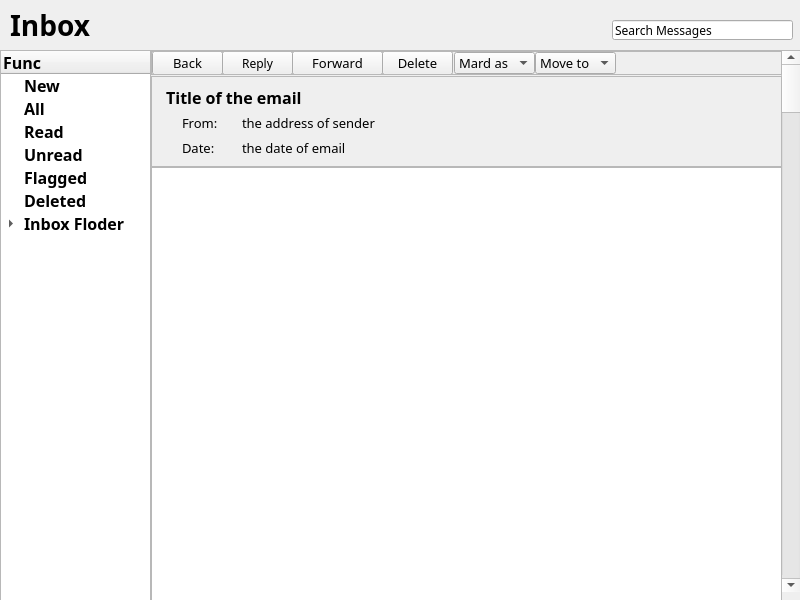
Qt form UI/inbox_detail.ui (zhongjn/Neutrino) before a commit.
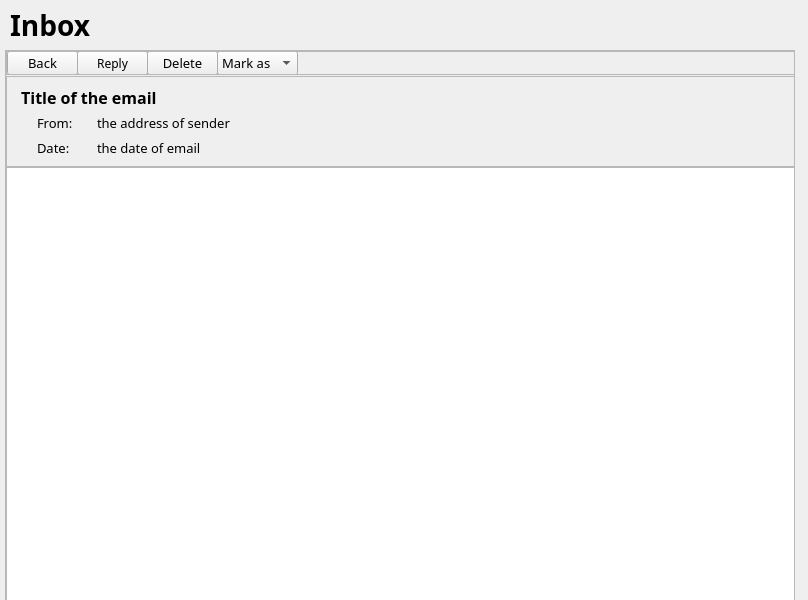
The same form after that commit. Icons and pictures are not drawn.

```diff
--- a/UI/inbox_detail.ui
+++ b/UI/inbox_detail.ui
@@ -6,7 +6,7 @@
    <rect>
     <x>0</x>
     <y>0</y>
-    <width>800</width>
+    <width>808</width>
     <height>600</height>
    </rect>
   </property>
@@ -41,166 +41,12 @@
     <set>Qt::AlignLeading|Qt::AlignLeft|Qt::AlignVCenter</set>
    </property>
   </widget>
-  <widget class="QTreeWidget" name="treeWidget">
-   <property name="geometry">
-    <rect>
-     <x>0</x>
-     <y>50</y>
-     <width>151</width>
-     <height>551</height>
-    </rect>
-   </property>
-   <property name="font">
-    <font>
-     <family>微软雅黑</family>
-    </font>
-   </property>
-   <property name="styleSheet">
-    <string notr="true">background-image: url(:/image/image/background3.jpg);</string>
-   </property>
-   <column>
-    <property name="text">
-     <string>Func</string>
-    </property>
-    <property name="font">
-     <font>
-      <pointsize>12</pointsize>
-      <weight>75</weight>
-      <bold>true</bold>
-     </font>
-    </property>
-   </column>
-   <item>
-    <property name="text">
-     <string>New</string>
-    </property>
-    <property name="font">
-     <font>
-      <family>微软雅黑</family>
-      <pointsize>12</pointsize>
-      <weight>75</weight>
-      <bold>true</bold>
-     </font>
-    </property>
-   </item>
-   <item>
-    <property name="text">
-     <string>All</string>
-    </property>
-    <property name="font">
-     <font>
-      <family>微软雅黑</family>
-      <pointsize>12</pointsize>
-      <weight>75</weight>
-      <bold>true</bold>
-     </font>
-    </property>
-   </item>
-   <item>
-    <property name="text">
-     <string>Read</string>
-    </property>
-    <property name="font">
-     <font>
-      <family>微软雅黑</family>
-      <pointsize>12</pointsize>
-      <weight>75</weight>
-      <bold>true</bold>
-     </font>
-    </property>
-   </item>
-   <item>
-    <property name="text">
-     <string>Unread</string>
-    </property>
-    <property name="font">
-     <font>
-      <family>微软雅黑</family>
-      <pointsize>12</pointsize>
-      <weight>75</weight>
-      <bold>true</bold>
-     </font>
-    </property>
-   </item>
-   <item>
-    <property name="text">
-     <string>Flagged</string>
-    </property>
-    <property name="font">
-     <font>
-      <family>微软雅黑</family>
-      <pointsize>12</pointsize>
-      <weight>75</weight>
-      <bold>true</bold>
-     </font>
-    </property>
-   </item>
-   <item>
-    <property name="text">
-     <string>Deleted</string>
-    </property>
-    <property name="font">
-     <font>
-      <family>微软雅黑</family>
-      <pointsize>12</pointsize>
-      <weight>75</weight>
-      <bold>true</bold>
-     </font>
-    </property>
-   </item>
-   <item>
-    <property name="text">
-     <string>Inbox Floder</string>
-    </property>
-    <property name="font">
-     <font>
-      <family>微软雅黑</family>
-      <pointsize>12</pointsize>
-      <weight>75</weight>
-      <bold>true</bold>
-     </font>
-    </property>
-    <item>
-     <property name="text">
-      <string>新建项目</string>
-     </property>
-     <item>
-      <property name="text">
-       <string>新建子项目</string>
-      </property>
-     </item>
-    </item>
-    <item>
-     <property name="text">
-      <string>新建项目</string>
-     </property>
-     <item>
-      <property name="text">
-       <string>新建子项目</string>
-      </property>
-     </item>
-    </item>
-   </item>
-  </widget>
-  <widget class="QLineEdit" name="lineEdit_2">
-   <property name="geometry">
-    <rect>
-     <x>612</x>
-     <y>20</y>
-     <width>181</width>
-     <height>20</height>
-    </rect>
-   </property>
-   <property name="text">
-    <string>Search Messages</string>
-   </property>
-  </widget>
   <widget class="QScrollArea" name="scrollArea_2">
    <property name="geometry">
     <rect>
-     <x>150</x>
+     <x>5</x>
      <y>50</y>
-     <width>651</width>
+     <width>790</width>
      <height>551</height>
     </rect>
    </property>
@@ -218,29 +64,16 @@
      <rect>
       <x>0</x>
       <y>0</y>
-      <width>649</width>
+      <width>788</width>
       <height>549</height>
      </rect>
     </property>
-    <widget class="QScrollBar" name="verticalScrollBar">
-     <property name="geometry">
-      <rect>
-       <x>630</x>
-       <y>0</y>
-       <width>20</width>
-       <height>541</height>
-      </rect>
-     </property>
-     <property name="orientation">
-      <enum>Qt::Vertical</enum>
-     </property>
-    </widget>
     <widget class="QScrollArea" name="scrollArea_3">
      <property name="geometry">
       <rect>
        <x>0</x>
        <y>0</y>
-       <width>631</width>
+       <width>791</width>
        <height>24</height>
       </rect>
      </property>
@@ -252,49 +85,11 @@
        <rect>
         <x>0</x>
         <y>0</y>
-        <width>629</width>
+        <width>789</width>
         <height>22</height>
        </rect>
       </property>
-      <widget class="QComboBox" name="comboBox">
-       <property name="geometry">
-        <rect>
-         <x>383</x>
-         <y>0</y>
-         <width>81</width>
-         <height>22</height>
-        </rect>
-       </property>
-       <property name="font">
-        <font>
-         <family>微软雅黑</family>
-        </font>
-       </property>
-       <property name="styleSheet">
-        <string notr="true">border-image: url(:/image/image/background4.jpg);</string>
-       </property>
-       <item>
-        <property name="text">
-         <string>Move to</string>
-        </property>
-       </item>
-       <item>
-        <property name="text">
-         <string>inbox</string>
-        </property>
-       </item>
-       <item>
-        <property name="text">
-         <string>send</string>
-        </property>
-       </item>
-       <item>
-        <property name="text">
-         <string>new folder</string>
-        </property>
-       </item>
-      </widget>
-      <widget class="QPushButton" name="pushButton_7">
+      <widget class="QPushButton" name="pushButton_back">
        <property name="geometry">
         <rect>
          <x>0</x>
@@ -344,35 +139,13 @@
         <string>Reply</string>
        </property>
       </widget>
-      <widget class="QPushButton" name="pushButton_9">
+      <widget class="QComboBox" name="comboBox_mark">
        <property name="geometry">
         <rect>
-         <x>140</x>
+         <x>210</x>
          <y>-1</y>
-         <width>91</width>
-         <height>24</height>
-        </rect>
-       </property>
-       <property name="font">
-        <font>
-         <family>微软雅黑</family>
-         <pointsize>10</pointsize>
-        </font>
-       </property>
-       <property name="styleSheet">
-        <string notr="true">background-image: url(:/image/image/background3.jpg);</string>
-       </property>
-       <property name="text">
-        <string>Forward</string>
-       </property>
-      </widget>
-      <widget class="QComboBox" name="comboBox_2">
-       <property name="geometry">
-        <rect>
-         <x>302</x>
-         <y>0</y>
          <width>81</width>
-         <height>22</height>
+         <height>24</height>
         </rect>
        </property>
        <property name="font">
@@ -385,7 +158,7 @@
        </property>
        <item>
         <property name="text">
-         <string>Mard as</string>
+         <string>Mark as</string>
         </property>
        </item>
        <item>
@@ -407,7 +180,7 @@
       <widget class="QPushButton" name="pushButton_10">
        <property name="geometry">
         <rect>
-         <x>230</x>
+         <x>140</x>
          <y>-1</y>
          <width>71</width>
          <height>24</height>
@@ -433,7 +206,7 @@
       <rect>
        <x>0</x>
        <y>25</y>
-       <width>631</width>
+       <width>791</width>
        <height>91</height>
       </rect>
      </property>
@@ -445,7 +218,7 @@
        <rect>
         <x>0</x>
         <y>0</y>
-        <width>629</width>
+        <width>789</width>
         <height>89</height>
        </rect>
       </property>
@@ -533,7 +306,7 @@
       <rect>
        <x>0</x>
        <y>116</y>
-       <width>631</width>
+       <width>791</width>
        <height>435</height>
       </rect>
      </property>
```
Left out of the diff: 21 changed lines with no effect on the pictures.
